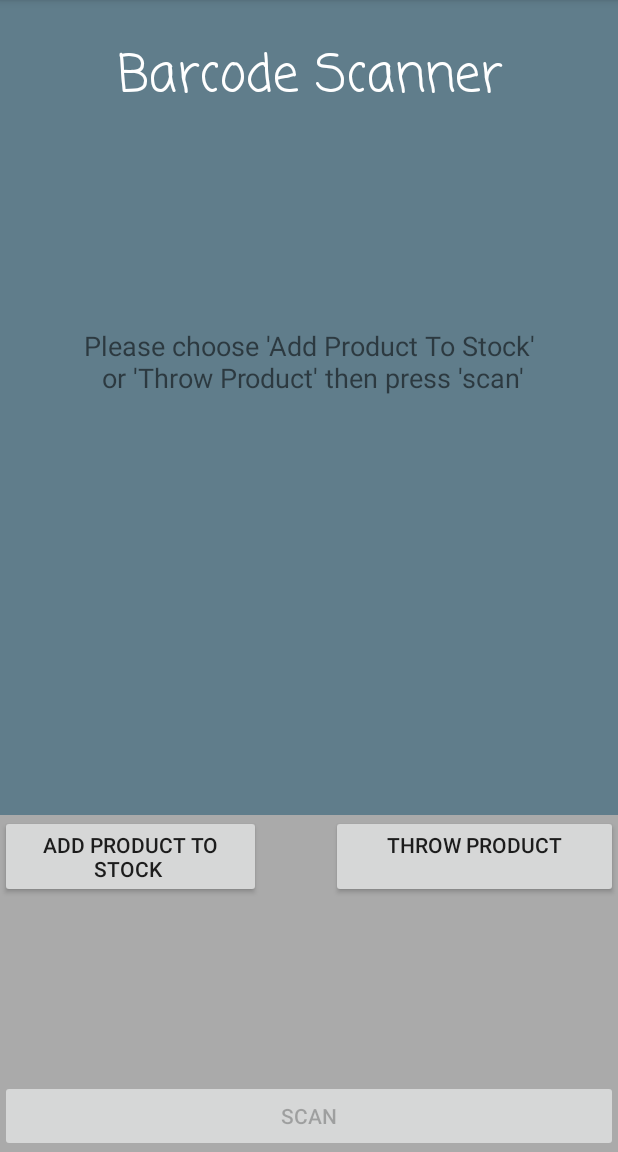
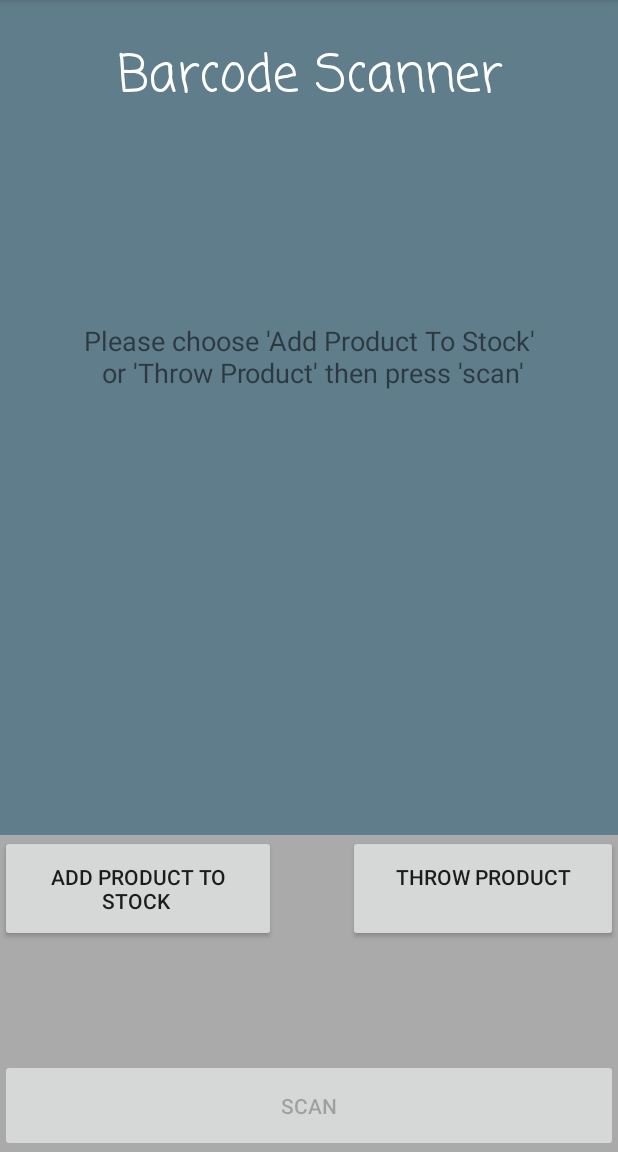
Before and after one commit to adisn1992/ShopalUI, an Android app: the BarcodeScannerActivity screen opened directly, with no data from a screen before it, on a phone screen of 412 x 824 dp, the part 84-1236 px from its top. Run offline under Robolectric (Android 15) with nearby library versions, the phone set to English and light mode, and no system bars; libraries missing offline, so code that uses them is left out: org.json.simple.

Commit message:
Changed design in account details and in barcode scanner + changed  scanning result

```diff
--- a/app/src/main/java/com/example/adimarsiano/shopalui/BarcodeScannerActivity.java
+++ b/app/src/main/java/com/example/adimarsiano/shopalui/BarcodeScannerActivity.java
@@ -99,7 +99,7 @@ public class BarcodeScannerActivity extends AppCompatActivity implements OnClick
         protected String doInBackground(String[] parameters) {
             try {
                 System.out.println("running in new thread");
-                URL shopalUrl = new URL("http://192.168.1.2:8080/rest/shopal/product/" + parameters[0].toString());
+                URL shopalUrl = new URL("http://192.168.1.105:8080/rest/shopal/product/" + parameters[0].toString());
 
                 System.out.println("url: " + shopalUrl);
                 // Create connection
@@ -124,15 +124,18 @@ public class BarcodeScannerActivity extends AppCompatActivity implements OnClick
                     String value = jsonReader.nextString();// Fetch the value as a String
 
                     if (key.equals("product_name") || key.equals("product_description") || key.equals("product_barcode")) {
-                        builder.append(key);
-                        builder.append(" : ");
-                        builder.append(value);
-                        builder.append('\n');
-
-                        //TODO: remove barcode from display
                         // save current barcode
                         if (key.equals("product_barcode"))
                             currentBarcode = value;
+                        else
+                        {
+                            if (key.equals("product_name"))
+                                builder.append("Product Name: ");
+                            if (key.equals("product_description"))
+                                builder.append("Product Description: ");
+                            builder.append(value);
+                            builder.append('\n');
+                        }
                     }
                 }
                 System.out.println(builder.toString());
@@ -206,7 +209,7 @@ public class BarcodeScannerActivity extends AppCompatActivity implements OnClick
                     // define postData
                     data = (JSONObject) parameters[0];
                     // Url
-                    URL stockUrl = new URL("http://192.168.1.2:8080/rest/stock/productToTrash");
+                    URL stockUrl = new URL("http://192.168.1.105:8080/rest/stock/productToTrash");
                     // connection
                     HttpURLConnection urlConnection = (HttpURLConnection) stockUrl.openConnection();
                     // request property
@@ -286,7 +289,7 @@ public class BarcodeScannerActivity extends AppCompatActivity implements OnClick
             try {
                 Long productId = Long.parseLong(parameters[0].toString());
                 // Url
-                URL stockUrl = new URL("http://192.168.1.2:8080/rest/stock/isProductExistInStock/" + stockId + "/" + productId);
+                URL stockUrl = new URL("http://192.168.1.105:8080/rest/stock/isProductExistInStock/" + stockId + "/" + productId);
                 // connection
                 HttpURLConnection urlConnection = (HttpURLConnection) stockUrl.openConnection();
                 // request type
@@ -381,7 +384,7 @@ public class BarcodeScannerActivity extends AppCompatActivity implements OnClick
                     data = (JSONObject) parameters[0];
 
                     // Url
-                    URL stockUrl = new URL("http://192.168.1.2:8080/rest/stock/addProduct/");
+                    URL stockUrl = new URL("http://192.168.1.105:8080/rest/stock/addProduct/");
                     // connection
                     HttpURLConnection urlConnection = (HttpURLConnection) stockUrl.openConnection();
                     // request property
--- a/app/src/main/res/layout/activity_barcode_scanner.xml
+++ b/app/src/main/res/layout/activity_barcode_scanner.xml
@@ -59,10 +59,10 @@
 
             <LinearLayout
                 android:layout_width="match_parent"
-                android:layout_height="386dp"
+                android:layout_height="375dp"
                 android:layout_gravity="bottom"
                 android:layout_marginBottom="0dp"
-                android:layout_marginTop="40dp"
+                android:layout_marginTop="60dp"
                 android:layout_weight="1"
                 android:dividerPadding="10dp"
                 android:orientation="horizontal"
@@ -70,47 +70,39 @@
 
                 <RelativeLayout
                     android:id="@+id/relativeLayout1"
-                    android:layout_width="fill_parent"
+                    android:layout_width="366dp"
                     android:layout_height="match_parent"
-                    android:layout_weight="1"
+                    android:layout_weight="3"
                     android:background="@android:color/darker_gray"
                     android:gravity="bottom|end">
 
                     <Button
                         android:id="@+id/add_product_barcode_button"
-                        android:layout_width="174dp"
-                        android:layout_height="wrap_content"
-                        android:layout_alignParentLeft="true"
+                        android:layout_width="184dp"
+                        android:layout_height="71dp"
+                        android:layout_alignParentLeft="false"
+                        android:layout_alignParentStart="true"
+                        android:layout_alignParentTop="false"
                         android:text="Add Product To Stock " />
 
                     <Button
                         android:id="@+id/delete_product_barcode_button"
-                        android:layout_width="191dp"
-                        android:layout_height="wrap_content"
-                        android:layout_alignParentRight="true"
+                        android:layout_width="180dp"
+                        android:layout_height="71dp"
+                        android:layout_alignParentEnd="true"
+                        android:layout_alignParentRight="false"
+                        android:layout_alignParentTop="false"
                         android:text="Throw Product\n" />
 
                     <Button
                         android:id="@+id/scan_button"
                         android:layout_width="match_parent"
-                        android:layout_height="wrap_content"
+                        android:layout_height="62dp"
                         android:layout_alignParentBottom="true"
+                        android:layout_alignParentStart="true"
+                        android:layout_alignParentLeft="true"
                         android:enabled="false"
                         android:text="@string/scan" />
-                    <!--Button
-                        android:id="@+id/scan_button"
-                        android:layout_width="400dp"
-                        android:layout_height="wrap_content"
-                        android:layout_marginRight="100dp"
-                        android:layout_marginTop="60dp"
-                        android:layout_weight="1"
-                        android:text="@string/scan"
-                        android:layout_alignParentBottom="true"
-                        app:layout_constraintEnd_toEndOf="parent"
-                        app:layout_constraintHorizontal_bias="0.0"
-                        app:layout_constraintStart_toStartOf="parent"
-                        app:layout_constraintTop_toTopOf="parent"
-                        tools:layout_constraintHorizontal_bias="parent" /-->
 
                 </RelativeLayout>
 
```
Also changed, not shown: app/src/main/res/layout/activity_details_account.xml (+30 -13 lines).
